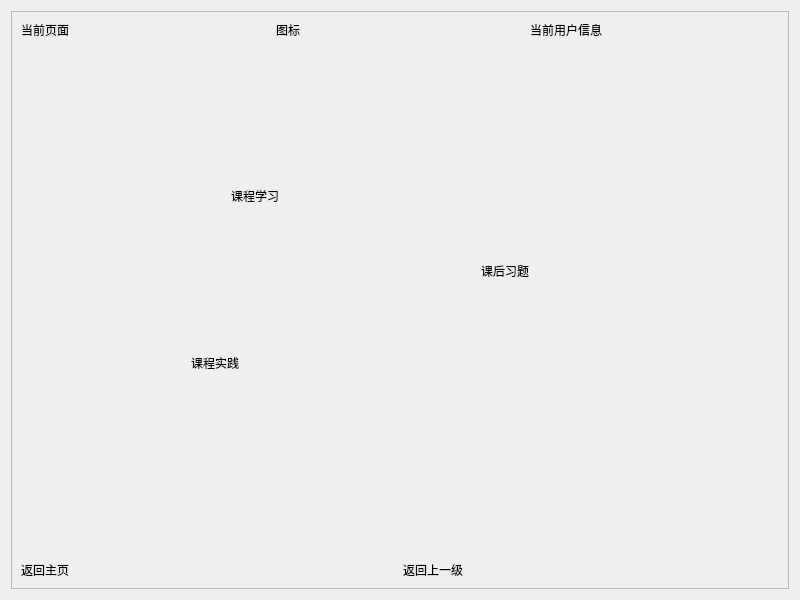
First picture: the form in ui/widget.ui, repository azh-1415926/POCAssistant, before the edit.
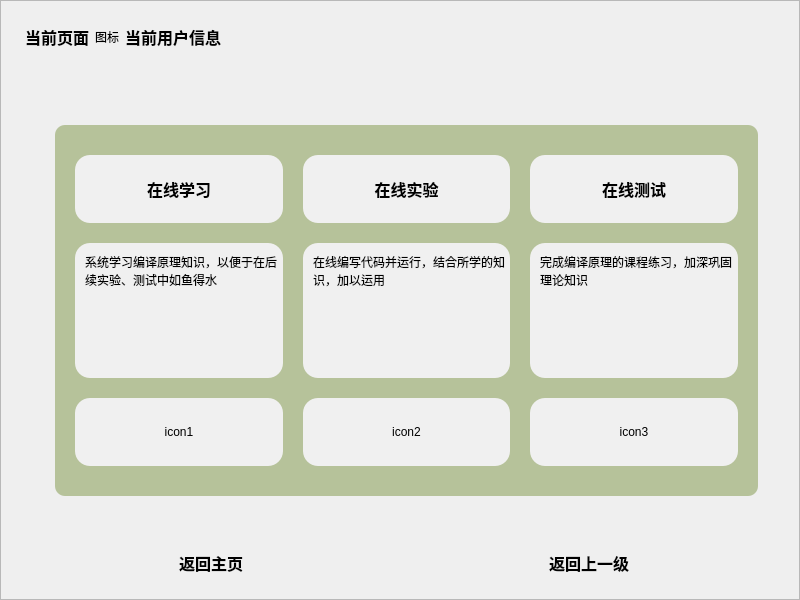
Second picture: the form after the edit. The open tabs and pages were chosen to show the change. Custom widgets are drawn as their Qt base class.

Commit message: 增加其他页面的代码，建立大致的框架，调整项目结构，优化了一下登录界面

Diff of the .ui file:
```diff
--- a/ui/widget.ui
+++ b/ui/widget.ui
@@ -14,8 +14,26 @@
    <string>编译原理小助手</string>
   </property>
   <layout class="QVBoxLayout" name="verticalLayout">
+   <property name="spacing">
+    <number>0</number>
+   </property>
+   <property name="leftMargin">
+    <number>0</number>
+   </property>
+   <property name="topMargin">
+    <number>0</number>
+   </property>
+   <property name="rightMargin">
+    <number>0</number>
+   </property>
+   <property name="bottomMargin">
+    <number>0</number>
+   </property>
    <item>
     <widget class="QFrame" name="frame">
+     <property name="styleSheet">
+      <string notr="true"/>
+     </property>
      <property name="frameShape">
       <enum>QFrame::StyledPanel</enum>
      </property>
@@ -23,17 +41,110 @@
       <enum>QFrame::Raised</enum>
      </property>
      <layout class="QVBoxLayout" name="verticalLayout_2">
+      <property name="spacing">
+       <number>15</number>
+      </property>
+      <property name="leftMargin">
+       <number>15</number>
+      </property>
+      <property name="topMargin">
+       <number>15</number>
+      </property>
+      <property name="rightMargin">
+       <number>15</number>
+      </property>
+      <property name="bottomMargin">
+       <number>15</number>
+      </property>
+      <item>
+       <widget class="QStackedWidget" name="TopPages">
+        <widget class="basepage" name="Login">
+         <layout class="QVBoxLayout" name="verticalLayout_4">
+          <item>
+           <spacer name="verticalSpacer_2">
+            <property name="orientation">
+             <enum>Qt::Vertical</enum>
+            </property>
+            <property name="sizeHint" stdset="0">
+             <size>
+              <width>20</width>
+              <height>40</height>
+             </size>
+            </property>
+           </spacer>
+          </item>
+          <item>
+           <layout class="QHBoxLayout" name="horizontalLayout_3">
+            <item>
+             <spacer name="horizontalSpacer_3">
+              <property name="orientation">
+               <enum>Qt::Horizontal</enum>
+              </property>
+              <property name="sizeHint" stdset="0">
+               <size>
+                <width>40</width>
+                <height>20</height>
+               </size>
+              </property>
+             </spacer>
+            </item>
+            <item>
+             <widget class="loginpage" name="LoginPage" native="true"/>
+            </item>
+            <item>
+             <spacer name="horizontalSpacer_2">
+              <property name="orientation">
+               <enum>Qt::Horizontal</enum>
+              </property>
+              <property name="sizeHint" stdset="0">
+               <size>
+                <width>40</width>
+                <height>20</height>
+               </size>
+              </property>
+             </spacer>
+            </item>
+           </layout>
+          </item>
+          <item>
+           <spacer name="verticalSpacer">
+            <property name="orientation">
+             <enum>Qt::Vertical</enum>
+            </property>
+            <property name="sizeHint" stdset="0">
+             <size>
+              <width>20</width>
+              <height>40</height>
+             </size>
+            </property>
+           </spacer>
+          </item>
+         </layout>
+        </widget>
+        <widget class="QWidget" name="Main">
+         <layout class="QVBoxLayout" name="verticalLayout_3">
       <item>
        <layout class="QHBoxLayout" name="horizontalLayout">
         <item>
          <widget class="QLabel" name="CurrPage">
+              <property name="font">
+               <font>
+                <bold>true</bold>
+               </font>
+              </property>
           <property name="text">
-           <string>当前页面</string>
+               <string>&lt;html&gt;&lt;head/&gt;&lt;body&gt;&lt;p&gt;&lt;span style=&quot; font-size:12pt;&quot;&gt;当前页面&lt;/span&gt;&lt;/p&gt;&lt;/body&gt;&lt;/html&gt;</string>
           </property>
          </widget>
         </item>
         <item>
          <widget class="QLabel" name="CurrIcon">
+              <property name="maximumSize">
+               <size>
+                <width>50</width>
+                <height>50</height>
+               </size>
+              </property>
           <property name="text">
            <string>图标</string>
           </property>
@@ -41,54 +152,201 @@
         </item>
         <item>
          <widget class="QLabel" name="CurrInfo">
+              <property name="font">
+               <font>
+                <pointsize>12</pointsize>
+                <bold>true</bold>
+               </font>
+              </property>
           <property name="text">
            <string>当前用户信息</string>
           </property>
          </widget>
         </item>
+            <item>
+             <spacer name="horizontalSpacer">
+              <property name="orientation">
+               <enum>Qt::Horizontal</enum>
+              </property>
+              <property name="sizeHint" stdset="0">
+               <size>
+                <width>40</width>
+                <height>20</height>
+               </size>
+              </property>
+             </spacer>
+            </item>
        </layout>
       </item>
       <item>
        <widget class="QStackedWidget" name="AllPages">
         <widget class="basepage" name="MainPage">
-         <widget class="clicklabel" name="course">
+             <widget class="QWidget" name="containerOfMain" native="true">
           <property name="geometry">
            <rect>
-            <x>210</x>
-            <y>120</y>
-            <width>151</width>
-            <height>61</height>
-           </rect>
-          </property>
+                <x>30</x>
+                <y>70</y>
+                <width>703</width>
+                <height>371</height>
+               </rect>
+              </property>
+              <property name="styleSheet">
+               <string notr="true">QWidget#containerOfMain
+{
+	background-color: rgb(182, 194, 154);
+	border-radius: 10px;
+}
+
+QLabel
+{
+	background-color: rgb(240, 240, 240);
+	border-radius: 15px;
+}</string>
+              </property>
+              <layout class="QVBoxLayout" name="verticalLayout_5">
+               <item>
+                <layout class="QGridLayout" name="gridLayout" rowstretch="1,2,1" columnstretch="1,1,1" rowminimumheight="1,2,1" columnminimumwidth="1,1,1">
+                 <property name="leftMargin">
+                  <number>20</number>
+                 </property>
+                 <property name="topMargin">
+                  <number>30</number>
+                 </property>
+                 <property name="rightMargin">
+                  <number>20</number>
+                 </property>
+                 <property name="bottomMargin">
+                  <number>30</number>
+                 </property>
+                 <property name="spacing">
+                  <number>20</number>
+                 </property>
+                 <item row="0" column="2">
+                  <widget class="clicklabel" name="test">
+                   <property name="font">
+                    <font>
+                     <bold>true</bold>
+                    </font>
+                   </property>
           <property name="text">
-           <string>课程学习</string>
-          </property>
-         </widget>
+                    <string>&lt;html&gt;&lt;head/&gt;&lt;body&gt;&lt;p&gt;&lt;span style=&quot; font-size:12pt; font-weight:700;&quot;&gt;在线测试&lt;/span&gt;&lt;/p&gt;&lt;/body&gt;&lt;/html&gt;</string>
+                   </property>
+                   <property name="alignment">
+                    <set>Qt::AlignCenter</set>
+                   </property>
+                  </widget>
+                 </item>
+                 <item row="1" column="1">
+                  <widget class="QLabel" name="label_2">
+                   <property name="text">
+                    <string>在线编写代码并运行，结合所学的知识，加以运用</string>
+                   </property>
+                   <property name="alignment">
+                    <set>Qt::AlignLeading|Qt::AlignLeft|Qt::AlignTop</set>
+                   </property>
+                   <property name="wordWrap">
+                    <bool>true</bool>
+                   </property>
+                   <property name="indent">
+                    <number>10</number>
+                   </property>
+                  </widget>
+                 </item>
+                 <item row="1" column="0">
+                  <widget class="QLabel" name="label">
+                   <property name="text">
+                    <string>系统学习编译原理知识，以便于在后续实验、测试中如鱼得水</string>
+                   </property>
+                   <property name="alignment">
+                    <set>Qt::AlignLeading|Qt::AlignLeft|Qt::AlignTop</set>
+                   </property>
+                   <property name="wordWrap">
+                    <bool>true</bool>
+                   </property>
+                   <property name="indent">
+                    <number>10</number>
+                   </property>
+                  </widget>
+                 </item>
+                 <item row="0" column="1">
          <widget class="clicklabel" name="program">
-          <property name="geometry">
-           <rect>
-            <x>170</x>
-            <y>310</y>
-            <width>54</width>
-            <height>16</height>
-           </rect>
+                   <property name="font">
+                    <font>
+                     <bold>true</bold>
+                    </font>
           </property>
           <property name="text">
-           <string>课程实践</string>
-          </property>
-         </widget>
-         <widget class="clicklabel" name="question">
-          <property name="geometry">
-           <rect>
-            <x>460</x>
-            <y>200</y>
-            <width>81</width>
-            <height>51</height>
-           </rect>
+                    <string>&lt;html&gt;&lt;head/&gt;&lt;body&gt;&lt;p&gt;&lt;span style=&quot; font-size:12pt; font-weight:700;&quot;&gt;在线实验&lt;/span&gt;&lt;/p&gt;&lt;/body&gt;&lt;/html&gt;</string>
+                   </property>
+                   <property name="alignment">
+                    <set>Qt::AlignCenter</set>
+                   </property>
+                  </widget>
+                 </item>
+                 <item row="0" column="0">
+                  <widget class="clicklabel" name="course">
+                   <property name="font">
+                    <font>
+                     <bold>true</bold>
+                    </font>
           </property>
           <property name="text">
-           <string>课后习题</string>
-          </property>
+                    <string>&lt;html&gt;&lt;head/&gt;&lt;body&gt;&lt;p&gt;&lt;span style=&quot; font-size:12pt; font-weight:700;&quot;&gt;在线学习&lt;/span&gt;&lt;/p&gt;&lt;/body&gt;&lt;/html&gt;</string>
+                   </property>
+                   <property name="alignment">
+                    <set>Qt::AlignCenter</set>
+                   </property>
+                  </widget>
+                 </item>
+                 <item row="1" column="2">
+                  <widget class="QLabel" name="label_3">
+                   <property name="text">
+                    <string>完成编译原理的课程练习，加深巩固理论知识</string>
+                   </property>
+                   <property name="alignment">
+                    <set>Qt::AlignLeading|Qt::AlignLeft|Qt::AlignTop</set>
+                   </property>
+                   <property name="wordWrap">
+                    <bool>true</bool>
+                   </property>
+                   <property name="indent">
+                    <number>10</number>
+                   </property>
+                  </widget>
+                 </item>
+                 <item row="2" column="0">
+                  <widget class="QLabel" name="iconOfCourse">
+                   <property name="text">
+                    <string>icon1</string>
+                   </property>
+                   <property name="alignment">
+                    <set>Qt::AlignCenter</set>
+                   </property>
+                  </widget>
+                 </item>
+                 <item row="2" column="1">
+                  <widget class="QLabel" name="iconOfProgram">
+                   <property name="text">
+                    <string>icon2</string>
+                   </property>
+                   <property name="alignment">
+                    <set>Qt::AlignCenter</set>
+                   </property>
+                  </widget>
+                 </item>
+                 <item row="2" column="2">
+                  <widget class="QLabel" name="iconOfQuestion">
+                   <property name="text">
+                    <string>icon3</string>
+                   </property>
+                   <property name="alignment">
+                    <set>Qt::AlignCenter</set>
+                   </property>
+                  </widget>
+                 </item>
+                </layout>
+               </item>
+              </layout>
          </widget>
         </widget>
         <widget class="coursepage" name="CoursePage"/>
@@ -100,19 +358,39 @@
        <layout class="QHBoxLayout" name="horizontalLayout_2">
         <item>
          <widget class="clicklabel" name="HomeIcon">
+              <property name="font">
+               <font>
+                <bold>true</bold>
+               </font>
+              </property>
           <property name="text">
-           <string>返回主页</string>
+               <string>&lt;html&gt;&lt;head/&gt;&lt;body&gt;&lt;p&gt;&lt;span style=&quot; font-size:12pt;&quot;&gt;返回主页&lt;/span&gt;&lt;/p&gt;&lt;/body&gt;&lt;/html&gt;</string>
+              </property>
+              <property name="alignment">
+               <set>Qt::AlignCenter</set>
           </property>
          </widget>
         </item>
         <item>
          <widget class="clicklabel" name="BackIcon">
+              <property name="font">
+               <font>
+                <bold>true</bold>
+               </font>
+              </property>
           <property name="text">
-           <string>返回上一级</string>
-          </property>
+               <string>&lt;html&gt;&lt;head/&gt;&lt;body&gt;&lt;p&gt;&lt;span style=&quot; font-size:12pt;&quot;&gt;返回上一级&lt;/span&gt;&lt;/p&gt;&lt;/body&gt;&lt;/html&gt;</string>
+              </property>
+              <property name="alignment">
+               <set>Qt::AlignCenter</set>
+              </property>
          </widget>
         </item>
        </layout>
+          </item>
+         </layout>
+        </widget>
+       </widget>
       </item>
      </layout>
     </widget>
@@ -120,6 +398,12 @@
   </layout>
  </widget>
  <customwidgets>
+  <customwidget>
+   <class>programpage</class>
+   <extends>QWidget</extends>
+   <header>programpage.h</header>
+   <container>1</container>
+  </customwidget>
   <customwidget>
    <class>widget</class>
    <extends>QWidget</extends>
@@ -143,18 +427,18 @@
    <header>coursepage.h</header>
    <container>1</container>
   </customwidget>
-  <customwidget>
-   <class>programpage</class>
-   <extends>QWidget</extends>
-   <header>programpage.h</header>
-   <container>1</container>
-  </customwidget>
   <customwidget>
    <class>questionpage</class>
    <extends>QWidget</extends>
    <header>questionpage.h</header>
    <container>1</container>
   </customwidget>
+  <customwidget>
+   <class>loginpage</class>
+   <extends>QWidget</extends>
+   <header>loginpage.h</header>
+   <container>1</container>
+  </customwidget>
  </customwidgets>
  <resources/>
  <connections/>
```
Left out of the diff: 6 changed lines with no effect on the pictures. Lines whose indentation alone changed are shown as unchanged. The commit also changes 45 other files.
